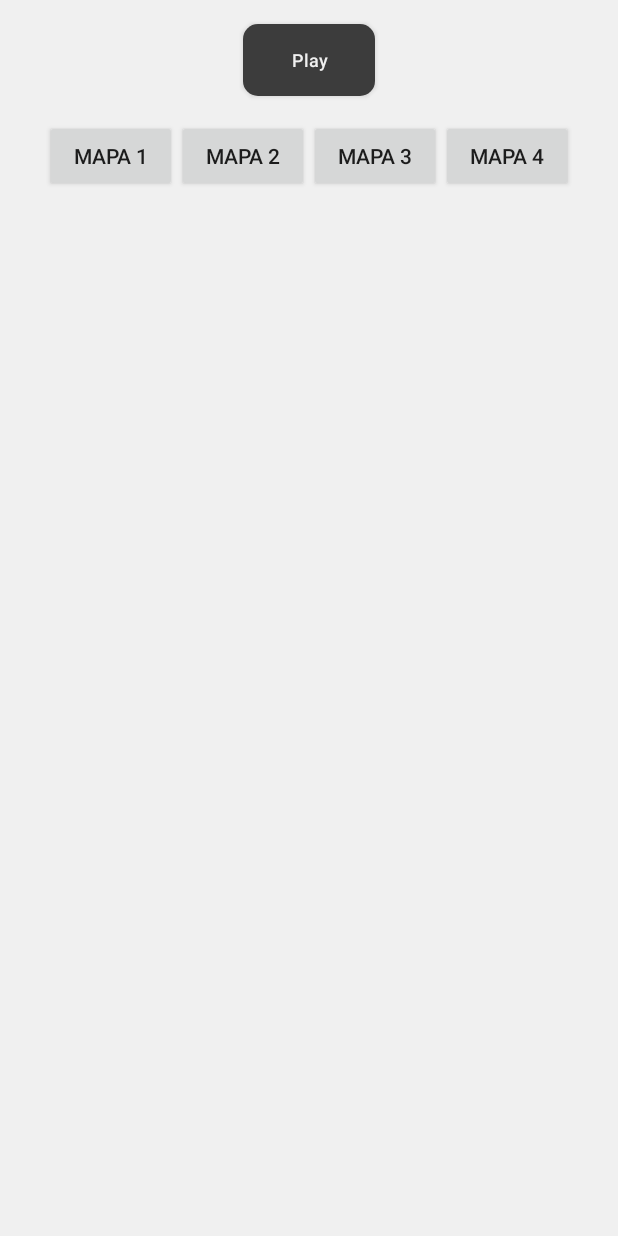
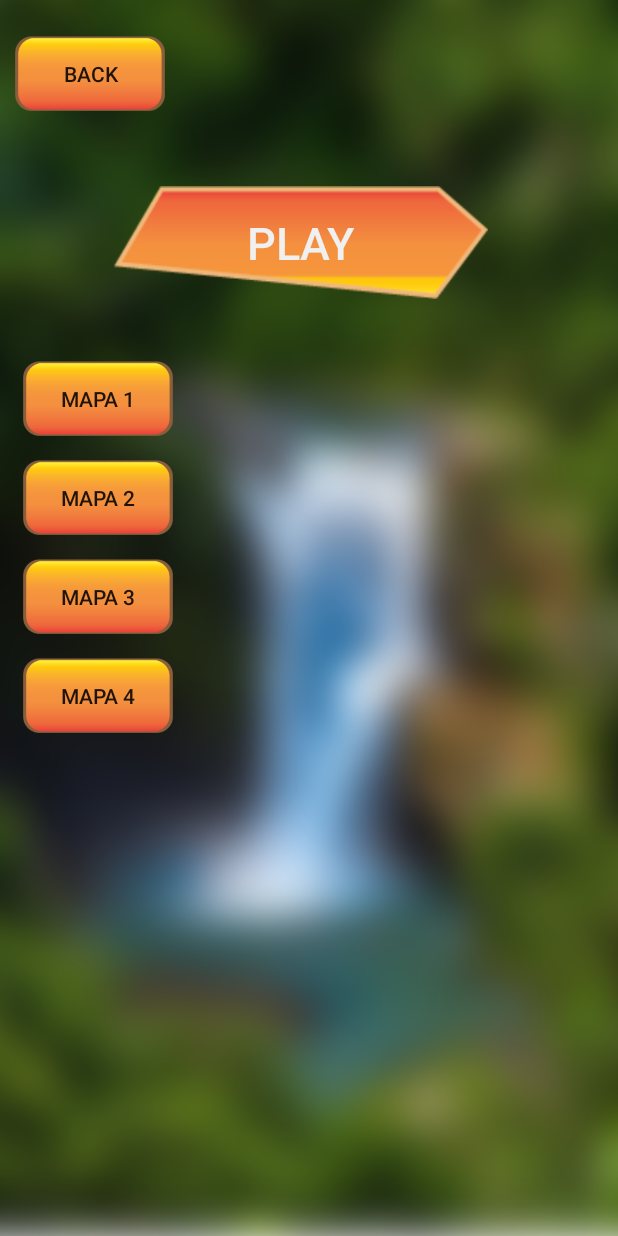
Before and after one commit to DominikSalamon/TowerDefenceProject, an Android app: the screen it shows after launch (MainActivity), after a tap on "Play", on a phone screen of 412 x 824 dp. Run offline under Robolectric (Android 15) with nearby library versions, the phone set to English and light mode, and no system bars.

Commit message:
grafiki w menu

```diff
--- a/app/src/main/java/com/example/projekt/MenuPlay.kt
+++ b/app/src/main/java/com/example/projekt/MenuPlay.kt
@@ -6,6 +6,8 @@ import android.os.Bundle
 import android.view.*
 import androidx.fragment.app.Fragment
 import kotlinx.android.synthetic.main.fragment_menu_play.*
+import kotlinx.android.synthetic.main.fragment_menu_play.button_back
+import kotlinx.android.synthetic.main.fragment_menu_settings.*
 
 /**
  * A simple [Fragment] subclass.
@@ -22,8 +24,15 @@ class MenuPlay : Fragment() {
     }
 
     private var idMap = 1
+
     override fun onActivityCreated(savedInstanceState: Bundle?) {
         super.onActivityCreated(savedInstanceState)
+
+        button_back.setOnClickListener {
+            val fragmentTransaction = fragmentManager?.beginTransaction()
+            fragmentTransaction?.setCustomAnimations(R.anim.fade_out, R.anim.fade_in)
+            fragmentTransaction?.replace(R.id.fragment_container, MenuHome())?.commit()
+        }
 
         button_mapa1.setOnClickListener{
             idMap = 1
--- /dev/null
+++ b/app/src/main/res/drawable/custom_button.xml
@@ -0,0 +1,8 @@
+<?xml version="1.0" encoding="utf-8"?>
+<selector xmlns:android="http://schemas.android.com/apk/res/android">
+    <item
+     android:state_pressed="true"
+     android:drawable="@drawable/play_pressed" />
+     <item
+         android:drawable="@drawable/play_default" />
+</selector>
--- /dev/null
+++ b/app/src/main/res/drawable/custom_button2.xml
@@ -0,0 +1,8 @@
+<?xml version="1.0" encoding="utf-8"?>
+<selector xmlns:android="http://schemas.android.com/apk/res/android">
+    <item
+        android:state_pressed="true"
+        android:drawable = "@drawable/map_button_pressed" />
+    <item
+        android:drawable="@drawable/map_button" />
+</selector>
--- a/app/src/main/res/layout/fragment_menu_play.xml
+++ b/app/src/main/res/layout/fragment_menu_play.xml
@@ -14,7 +14,7 @@
         android:id="@+id/scrollView2"
         android:layout_width="match_parent"
         android:layout_height="match_parent"
-        android:background="@color/colorLight"
+        android:background="@drawable/tlo"
         android:orientation="vertical"
         >
 
@@ -25,49 +25,65 @@
             >
 
             <Button
+                android:id="@+id/button_back"
+                android:layout_width="100sp"
+                android:layout_height="50sp"
+                android:text="@string/menu_back"
+                android:layout_marginStart="10dp"
+                android:layout_marginTop="24dp"
+                android:background="@drawable/custom_button2" />
+            <Button
                 android:id="@+id/button_play2"
-                android:layout_width="wrap_content"
-                android:layout_height="wrap_content"
-                android:layout_gravity="center"
-                android:layout_marginTop="16dp"
+                android:layout_width="250dp"
+                android:layout_height="75dp"
+                android:layout_marginStart="75dp"
+                android:layout_marginTop="50dp"
+
                 android:layout_marginBottom="16dp"
-                android:background="@drawable/rounded_button"
+                android:background="@drawable/custom_button"
+
                 android:text="@string/menu_play"
-                android:textAllCaps="false"
                 android:textColor="#F0F0F0"
-                android:textSize="12sp" />
+                android:textSize="30sp" />
 
-        <LinearLayout
-            android:layout_width="match_parent"
-            android:layout_height="wrap_content"
-            android:gravity="center">
             <Button
                 android:id="@+id/button_mapa1"
-                android:layout_width="wrap_content"
-                android:layout_height="wrap_content"
-                android:layout_gravity="center"
+                android:layout_width="100sp"
+                android:layout_height="50sp"
+                android:layout_marginBottom="16dp"
+                android:layout_marginStart="15dp"
+                android:layout_marginTop="25dp"
+                android:background="@drawable/custom_button2"
                 android:text="Mapa 1" />
 
             <Button
                 android:id="@+id/button_mapa2"
-                android:layout_width="wrap_content"
-                android:layout_height="wrap_content"
-                android:layout_gravity="center"
+                android:layout_width="100dp"
+                android:layout_height="50dp"
+                android:layout_marginBottom="16dp"
+                android:layout_marginStart="15dp"
+                android:background="@drawable/custom_button2"
                 android:text="Mapa 2" />
 
             <Button
                 android:id="@+id/button_mapa3"
-                android:layout_width="wrap_content"
-                android:layout_height="wrap_content"
-                android:layout_gravity="center"
+                android:layout_width="100sp"
+                android:layout_height="50sp"
+                android:layout_marginStart="15dp"
+                android:layout_marginTop="0dp"
+                android:layout_marginBottom="16dp"
+                android:background="@drawable/custom_button2"
                 android:text="Mapa 3" />
+
             <Button
                 android:id="@+id/button_mapa4"
-                android:layout_width="wrap_content"
-                android:layout_height="wrap_content"
-                android:layout_gravity="center"
+                android:layout_width="100sp"
+                android:layout_height="50sp"
+                android:layout_marginBottom="16dp"
+                android:layout_marginStart="15dp"
+                android:background="@drawable/custom_button2"
                 android:text="Mapa 4" />
-        </LinearLayout>
+
 
 
         </LinearLayout>
--- a/build.gradle
+++ b/build.gradle
@@ -8,7 +8,7 @@ buildscript {
 
     }
     dependencies {
-        classpath 'com.android.tools.build:gradle:3.6.2'
+        classpath 'com.android.tools.build:gradle:3.6.3'
         classpath "org.jetbrains.kotlin:kotlin-gradle-plugin:$kotlin_version"
         // NOTE: Do not place your application dependencies here; they belong
         // in the individual module build.gradle files
```
Also changed, not shown: app/src/main/res/layout/fragment_menu_home.xml (+12 -9 lines), app/src/main/res/layout/fragment_menu_settings.xml (+9 -8 lines), app/src/main/res/drawable-v24/logoxd.png (added), app/src/main/res/drawable-v24/map_button.png (added), app/src/main/res/drawable-v24/map_button_pressed.png (added), app/src/main/res/drawable-v24/play_default.png (added), app/src/main/res/drawable-v24/play_pressed.png (added), app/src/main/res/drawable-v24/tlo.png (added), app/src/main/res/drawable-v24/tlo2.png (added), 310 other files.
